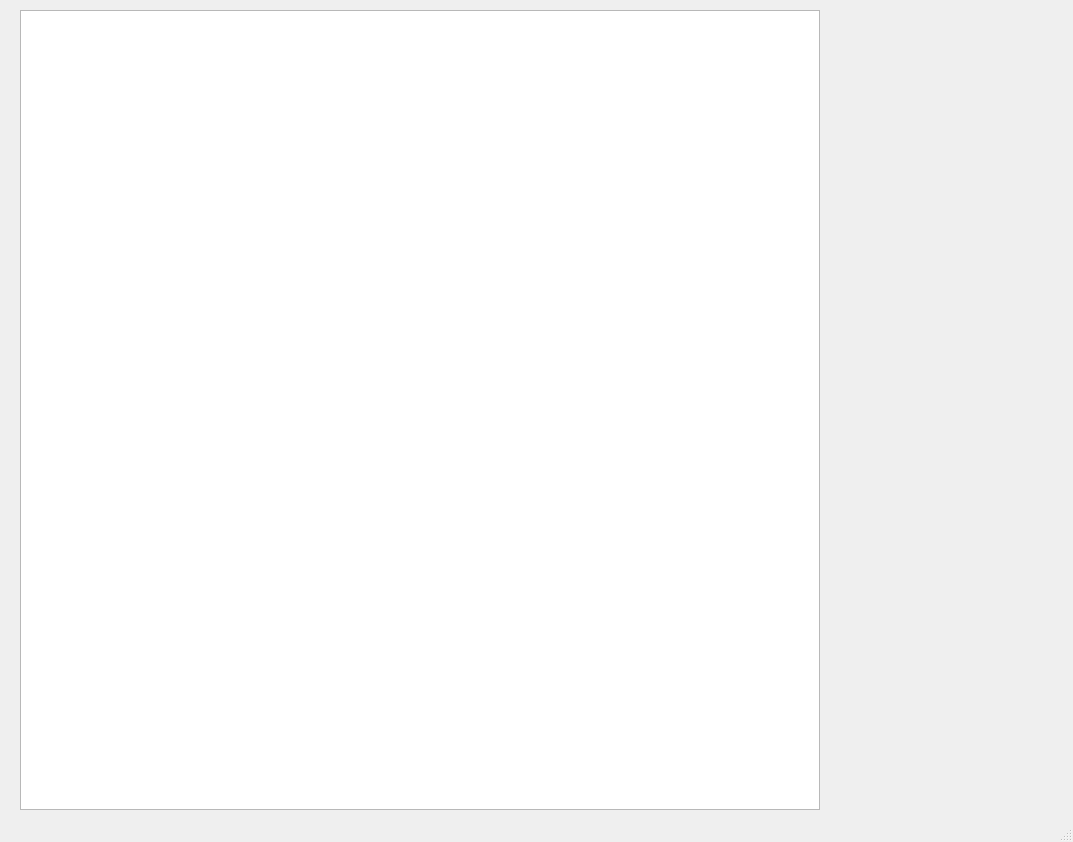
Before: the Qt Designer form mainWindow.ui in SzymonK1306/Chess, drawn with Qt 5.
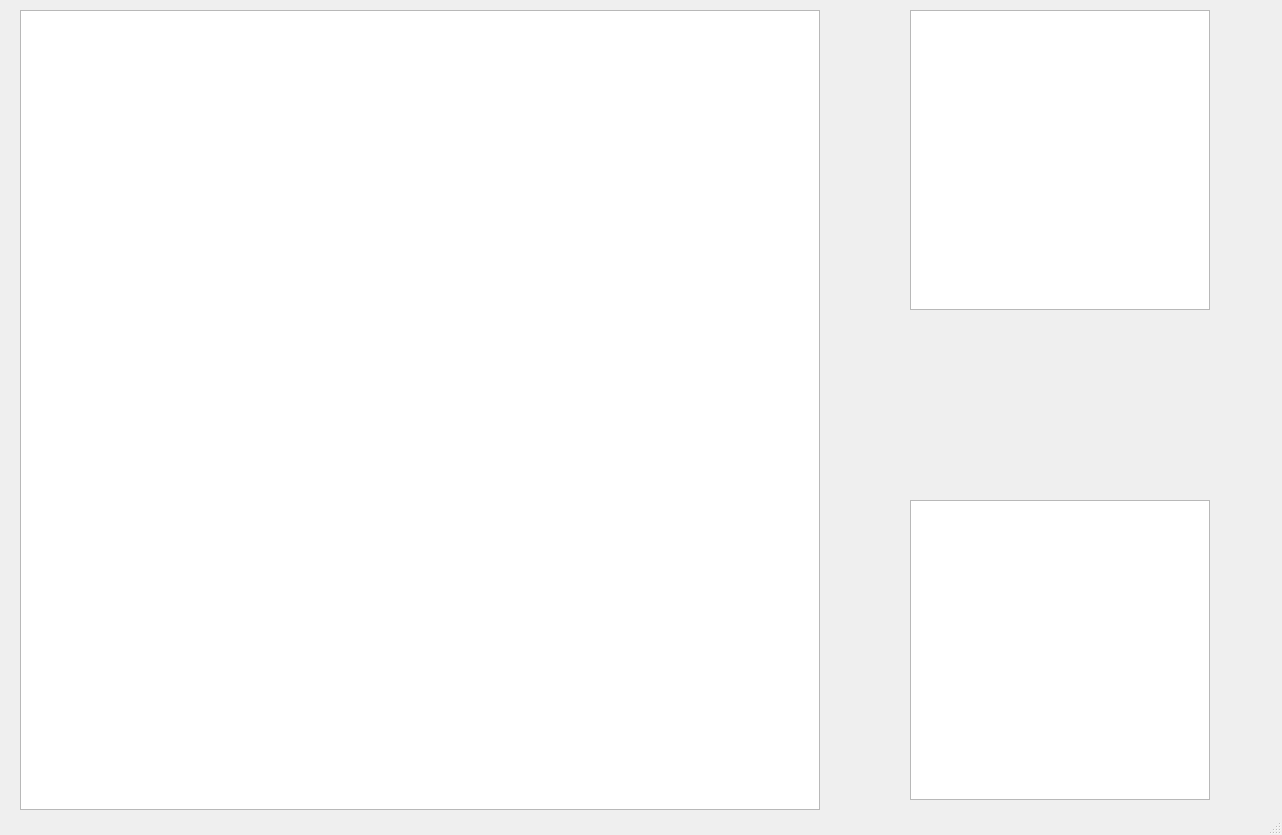
After: the same form once the commit is applied.

Commit message: Added class of chess clock

```diff
--- a/mainWindow.ui
+++ b/mainWindow.ui
@@ -6,8 +6,8 @@
    <rect>
     <x>0</x>
     <y>0</y>
-    <width>1073</width>
-    <height>842</height>
+    <width>1282</width>
+    <height>835</height>
    </rect>
   </property>
   <property name="windowTitle">
@@ -39,6 +39,50 @@
      <enum>QAbstractScrollArea::AdjustToContents</enum>
     </property>
    </widget>
+   <widget class="QGraphicsView" name="black_clock_view">
+    <property name="geometry">
+     <rect>
+      <x>910</x>
+      <y>10</y>
+      <width>300</width>
+      <height>300</height>
+     </rect>
+    </property>
+    <property name="sizePolicy">
+     <sizepolicy hsizetype="Ignored" vsizetype="Ignored">
+      <horstretch>0</horstretch>
+      <verstretch>0</verstretch>
+     </sizepolicy>
+    </property>
+    <property name="verticalScrollBarPolicy">
+     <enum>Qt::ScrollBarAlwaysOff</enum>
+    </property>
+    <property name="horizontalScrollBarPolicy">
+     <enum>Qt::ScrollBarAlwaysOff</enum>
+    </property>
+   </widget>
+   <widget class="QGraphicsView" name="white_clock_view">
+    <property name="geometry">
+     <rect>
+      <x>910</x>
+      <y>500</y>
+      <width>300</width>
+      <height>300</height>
+     </rect>
+    </property>
+    <property name="sizePolicy">
+     <sizepolicy hsizetype="Ignored" vsizetype="Ignored">
+      <horstretch>0</horstretch>
+      <verstretch>0</verstretch>
+     </sizepolicy>
+    </property>
+    <property name="verticalScrollBarPolicy">
+     <enum>Qt::ScrollBarAlwaysOff</enum>
+    </property>
+    <property name="horizontalScrollBarPolicy">
+     <enum>Qt::ScrollBarAlwaysOff</enum>
+    </property>
+   </widget>
   </widget>
   <widget class="QStatusBar" name="statusbar"/>
  </widget>
```
The commit also changes 2 other files.
